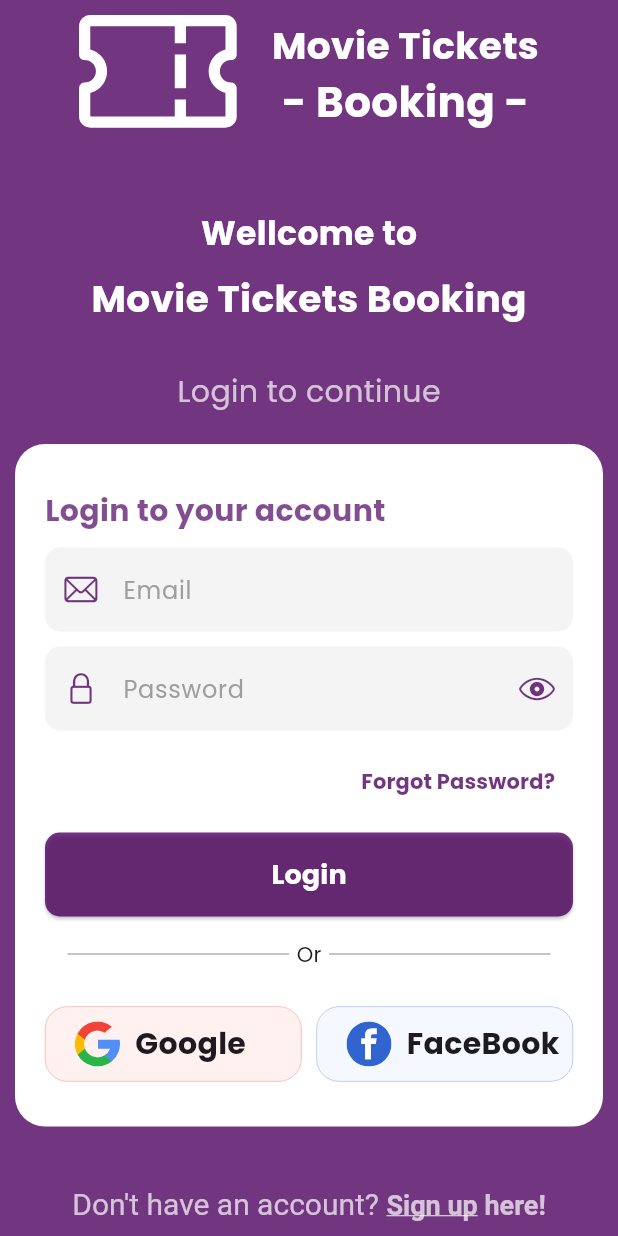
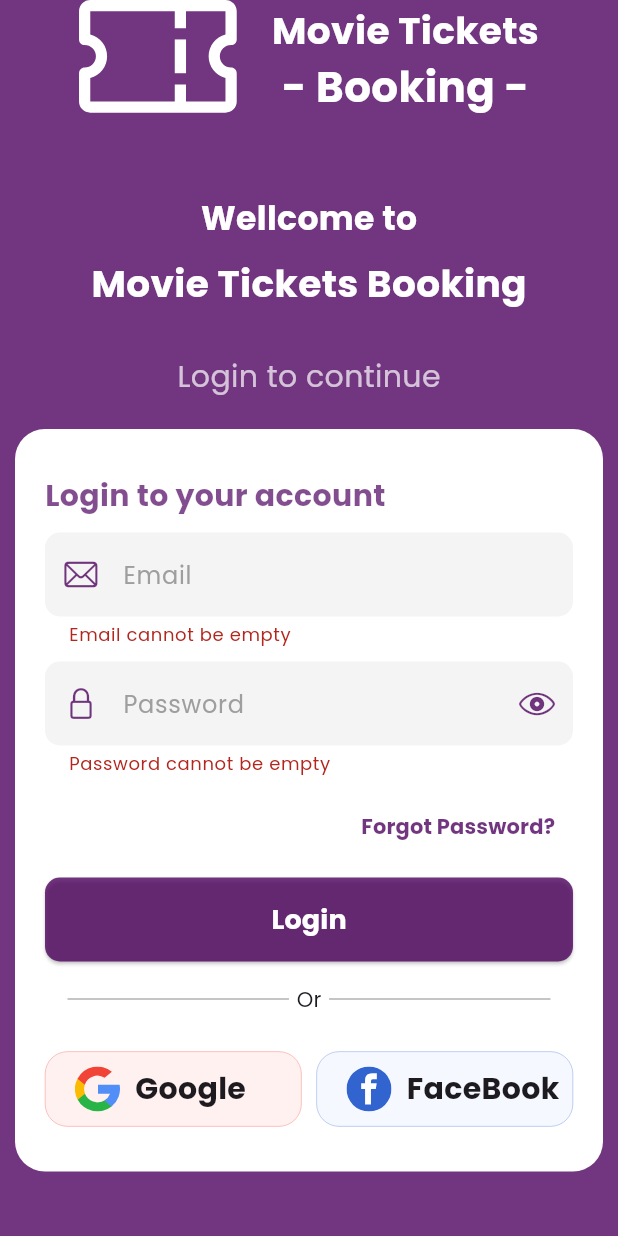
Before and after one commit to MobileAppFinal/Movie_tickets_booking, a Flutter app: the screen it shows after launch, after a tap on "Login", on a phone screen of 412 x 824 dp. Run offline on Flutter 3.47's test engine with Material 3 defaults, Android fonts, the phone set to English and light mode, and no system bars; our stand-ins replace firebase_auth, firebase_core, flutter_svg, get; missing offline and left inert: dart:ffi; accounts and stored records are empty.

Commit message:
feat/ login sign up with email or google login

```diff
--- /dev/null
+++ b/lib/controllers/auth_controller.dart
@@ -0,0 +1,80 @@
+
+import 'dart:async';
+import 'dart:ffi';
+
+import 'package:firebase_auth/firebase_auth.dart';
+import 'package:flutter/material.dart';
+import 'package:get/get.dart';
+import 'package:movie_tickets_booking/utils/mytheme.dart';
+
+import '../pages/home_screen.dart';
+import '../pages/login_screen.dart';
+
+class AuthController extends GetxController {
+  static AuthController instance = Get.find();
+  late Rx<User?> _user;
+
+  bool isLogin = false;
+
+  final FirebaseAuth _auth = FirebaseAuth.instance;
+
+  @override
+  void onReady() {
+    super.onReady();
+    _user = Rx<User?>(_auth.currentUser);
+    _user.bindStream(_auth.authStateChanges());
+    ever(_user, LoginRedirect);
+  }
+
+  LoginRedirect(User? user) {
+    Timer(Duration(seconds: isLogin ? 0 : 2), () {
+      if (user == null) {
+        isLogin = false;
+        update();
+        Get.offAll(() => const LoginScreen());
+      } else {
+        isLogin = true;
+        update();
+        Get.offAll(() => const HomeScreen());
+      }
+    });
+  }
+
+  void registerUser(String email, String password) async {
+    try {
+      isLogin = true;
+      update();
+      await _auth.createUserWithEmailAndPassword(email: email, password: password);
+    } on FirebaseException catch (e) {
+      // define error message
+      getErrorSnackBar('Error creating account', e);
+    }
+  }
+
+  getErrorSnackBar(String message, _) {
+   Get.snackbar(
+      'Error',
+      "$message\n${_.message}",
+      snackPosition: SnackPosition.BOTTOM,
+      backgroundColor: MyTheme.redBorder,
+      colorText: Colors.white,
+      borderRadius: 10,
+      margin: const EdgeInsets.only(bottom: 10, left: 10, right: 10),
+    );
+  }
+
+  void loginUser(String email,String password) async {
+    try {
+      isLogin = true;
+      update();
+      await _auth.signInWithEmailAndPassword(email: email, password: password);
+    } on FirebaseException catch (e) {
+      getErrorSnackBar('Error signing in', e);
+    }
+  }
+
+  void signOut() async {
+    await _auth.signOut();
+  }
+
+}
--- a/lib/main.dart
+++ b/lib/main.dart
@@ -1,11 +1,15 @@
 import 'package:firebase_core/firebase_core.dart';
 import 'package:flutter/material.dart';
+import 'package:get/get.dart';
+import 'package:movie_tickets_booking/controllers/auth_controller.dart';
 import 'package:movie_tickets_booking/pages/start_screen.dart';
 import 'package:movie_tickets_booking/utils/mytheme.dart';
 
 void main() async {
   WidgetsFlutterBinding.ensureInitialized();
   await Firebase.initializeApp();
+
+  Get.put(AuthController());
 
   runApp(const MyApp());
 }
@@ -16,7 +20,7 @@ class MyApp extends StatelessWidget {
   // This widget is the root of your application.
   @override
   Widget build(BuildContext context) {
-    return MaterialApp(
+    return GetMaterialApp(
       theme: MyTheme.myLightTheme,
       debugShowCheckedModeBanner: false,
       home: StartScreen(),
--- a/lib/pages/login_screen.dart
+++ b/lib/pages/login_screen.dart
@@ -5,9 +5,12 @@ import 'package:flutter/painting.dart';
 import 'package:flutter/services.dart';
 import 'package:flutter/widgets.dart';
 import 'package:flutter_svg/svg.dart';
+import 'package:get/get.dart';
 import 'package:movie_tickets_booking/pages/signup_screen.dart';
 import 'package:movie_tickets_booking/utils/mytheme.dart';
 import 'package:movie_tickets_booking/utils/social_buttons.dart';
+
+import '../controllers/auth_controller.dart';
 
 class LoginScreen extends StatefulWidget {
   const LoginScreen({super.key});
@@ -18,6 +21,39 @@ class LoginScreen extends StatefulWidget {
 
 class _LoginScreenState extends State<LoginScreen> {
   bool _obscureText = true;
+  final _formKey = GlobalKey<FormState>();
+
+
+  final TextEditingController _emailController = TextEditingController();
+  final TextEditingController _passwordController = TextEditingController();
+
+  @override
+  void dispose() {
+    _emailController.dispose();
+    _passwordController.dispose();
+    super.dispose();
+  }
+
+  String? _validateEmail(String? value) {
+    if (value == null || value.isEmpty) {
+      return "Email cannot be empty";
+    }
+    if (!value.contains('@')) {
+      return "Please enter a valid email";
+    }
+    return null;
+  }
+
+  String? _validatePassword(String? value) {
+    if (value == null || value.isEmpty) {
+      return "Password cannot be empty";
+    }
+    if (value.length < 6) {
+      return "Password must be at least 6 characters";
+    }
+    return null;
+  }
+
   @override
   Widget build(BuildContext context) {
     final Size _size = MediaQuery.of(context).size;
@@ -106,6 +142,8 @@ class _LoginScreenState extends State<LoginScreen> {
                     color: Colors.white,
                     borderRadius: BorderRadius.circular(20),
                   ),
+                  child: Form(
+                    key: _formKey,
                     child: Column(
                       mainAxisAlignment: MainAxisAlignment.center,
                       crossAxisAlignment: CrossAxisAlignment.start,
@@ -124,6 +162,8 @@ class _LoginScreenState extends State<LoginScreen> {
                         Padding(
                           padding: const EdgeInsets.only(top: 10),
                           child: TextFormField(
+                            controller: _emailController,
+                            validator: _validateEmail,
                             decoration: InputDecoration(
                               hintText: "Email",
                               hintStyle: const TextStyle(
@@ -145,6 +185,8 @@ class _LoginScreenState extends State<LoginScreen> {
                         Padding(
                           padding: const EdgeInsets.only(top: 10),
                           child: TextFormField(
+                            controller: _passwordController,
+                            validator: _validatePassword,
                             obscureText: _obscureText,
                             decoration: InputDecoration(
                               hintText: "Password",
@@ -198,7 +240,14 @@ class _LoginScreenState extends State<LoginScreen> {
                           child: SizedBox(
                             width: double.infinity,
                             child: ElevatedButton(
-                            onPressed: () {},
+                              onPressed: () {
+                                if (_formKey.currentState!.validate()) {
+                                  AuthController.instance.loginUser(
+                                    _emailController.text.trim(),
+                                    _passwordController.text.trim(),
+                                  );
+                                }
+                              },
                               style: ElevatedButton.styleFrom(
                                 backgroundColor: MyTheme.splash,
                                 padding: const EdgeInsets.all(15),
@@ -245,6 +294,7 @@ class _LoginScreenState extends State<LoginScreen> {
                       ],
                     ),
                   ),
+                ),
             Padding(
               padding: const EdgeInsets.only(top: 40),
               child: RichText(text: TextSpan(
@@ -266,7 +316,9 @@ class _LoginScreenState extends State<LoginScreen> {
                     ),
                     recognizer: TapGestureRecognizer()
                       ..onTap = () {
-                        Navigator.push(context, MaterialPageRoute(builder: (context) => const SignupScreen()));
+                        // Navigator.push(context, MaterialPageRoute(builder: (context) => const SignupScreen()));
+
+                        Get.to(SignupScreen());
                       },
                   ),
                   TextSpan(
--- a/lib/pages/start_screen.dart
+++ b/lib/pages/start_screen.dart
@@ -4,6 +4,7 @@ import 'package:flutter/material.dart';
 import 'package:flutter/services.dart';
 import 'package:flutter/widgets.dart';
 import 'package:flutter_svg/flutter_svg.dart';
+import 'package:get/get.dart';
 import 'package:movie_tickets_booking/utils/mytheme.dart';
 import 'package:movie_tickets_booking/pages/login_screen.dart';
 
@@ -30,10 +31,11 @@ class _StartScreenState extends State<StartScreen> with SingleTickerProviderStat
     _animation = CurvedAnimation(parent: _animationController, curve: Curves.bounceOut, reverseCurve: Curves.bounceInOut);
     _animationController.forward();
 
-    Timer(const Duration(seconds: 5 ), () {
-      Navigator.pushReplacement(context, MaterialPageRoute(builder: (_) => const LoginScreen() ));
-
-    });
+    // Timer(const Duration(seconds: 5 ), () {
+    //   // Navigator.pushReplacement(context, MaterialPageRoute(builder: (_) => const LoginScreen() ));
+    //
+    //   Get.to(LoginScreen());
+    // });
   }
 
   @override
```
Also changed, not shown: lib/pages/home_screen.dart (added, +27 -0 lines), lib/pages/signup_screen.dart (+16 -3 lines). Lines whose indentation alone changed are shown as unchanged.
